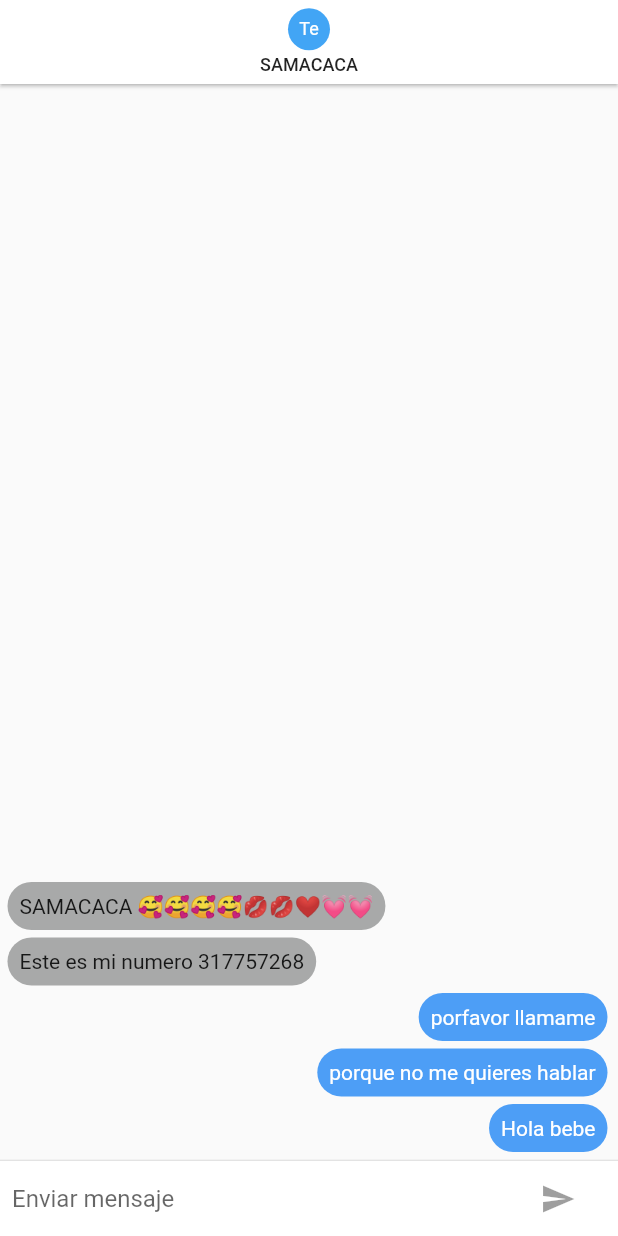
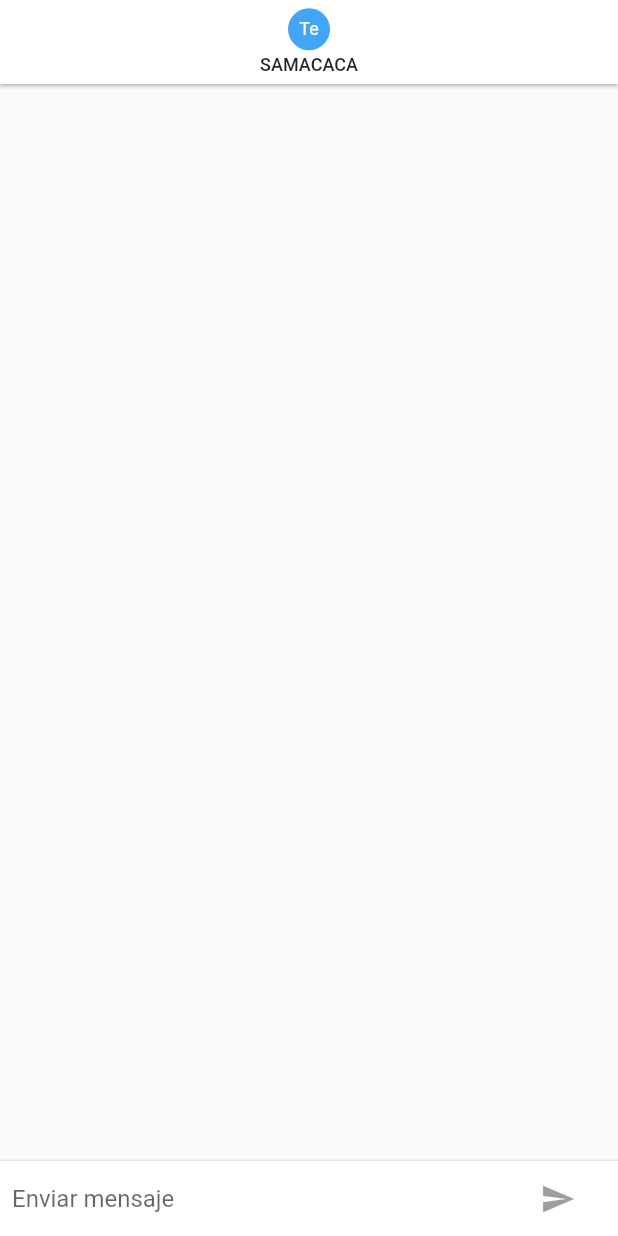
Before and after one commit to Mario-Fernando24/chatFlutterNode, a Flutter app: the screen it shows after launch, on a phone screen of 412 x 824 dp. Run offline on Flutter 3.47's test engine with Material 2 defaults, Android fonts, the phone set to English and light mode, and no system bars; our stand-ins replace pull_to_refresh.

Commit message:
animation chat

```diff
--- a/lib/pages/chat_page.dart
+++ b/lib/pages/chat_page.dart
@@ -11,20 +11,13 @@ class ChatPage extends StatefulWidget {
   State<ChatPage> createState() => _ChatPageState();
 }
 
-class _ChatPageState extends State<ChatPage> {
+class _ChatPageState extends State<ChatPage>  with TickerProviderStateMixin{
 
   final _textController = new TextEditingController();
   final _focusNode = new FocusNode();
   bool _estadoEscribiendo = false;
 
-  List<ChatMessage> _message = [
-      ChatMessage(text: 'Hola bebe', uid: '123'),
-      ChatMessage(text: 'porque no me quieres hablar', uid: '123'),
-      ChatMessage(text: 'porfavor llamame', uid: '123'),
-      ChatMessage(text: 'Este es mi numero 317757268', uid: '1293'),
-      ChatMessage(text: 'SAMACACA 🥰🥰🥰🥰💋💋❤️💓💓', uid: '1283')
-
-  ];
+  List<ChatMessage> _message = [];
 
   @override
   Widget build(BuildContext context) {
@@ -121,11 +114,13 @@ class _ChatPageState extends State<ChatPage> {
   }
 
   obtenerTextCaja(String text){
+    if(text.length == 0) return ;
 
      _textController.clear();
      _focusNode.requestFocus();
-     final newMessage = new ChatMessage(text: text, uid: '123');
+     final newMessage = new ChatMessage(text: text, uid: '123',animationController: AnimationController(vsync: this, duration: Duration(milliseconds: 600)),);
      _message.insert(0, newMessage);
+     newMessage.animationController.forward();
      setState(() { _estadoEscribiendo=false; });
 
   }
--- a/lib/widget/chat_message.dart
+++ b/lib/widget/chat_message.dart
@@ -4,15 +4,22 @@ class ChatMessage extends StatelessWidget {
 
   final String text;
   final String uid;
+  final AnimationController animationController;
 
-  const ChatMessage({super.key, required this.text, required this.uid});
+  const ChatMessage({super.key, required this.text, required this.uid, required this.animationController});
 
   @override
   Widget build(BuildContext context) {
-    return Container(
-         child: this.uid=='123'?
-         _myMessage():
-         _noMyMessage(),
+    return FadeTransition(
+      opacity: animationController,
+      child: SizeTransition(
+        sizeFactor: (CurvedAnimation(parent: animationController, curve: Curves.easeOut)),
+        child: Container(
+             child: this.uid=='123'?
+             _myMessage():
+             _noMyMessage(),
+        ),
+      ),
     );
   }
 
```
